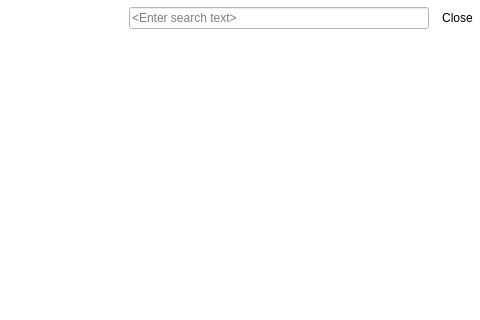
First picture: the form in Include/imtgui/CObjectCollectionViewComp.ui, repository ImagingTools/ImtCore, before the edit; both pictures show x 581 to 1061 and y 0 to 320 of the 1061 by 767 pixel window.
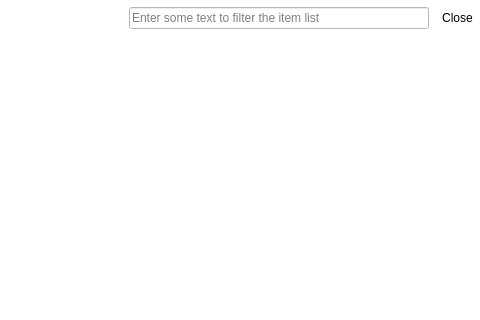
Second picture: the form after the edit. Icons and pictures are not drawn.

Commit message: Filter text corrected

```diff
--- a/Include/imtgui/CObjectCollectionViewComp.ui
+++ b/Include/imtgui/CObjectCollectionViewComp.ui
@@ -214,7 +214,7 @@
            </size>
           </property>
           <property name="placeholderText">
-           <string>&lt;Enter search text&gt;</string>
+           <string>Enter some text to filter the item list</string>
           </property>
           <property name="clearButtonEnabled">
            <bool>true</bool>
```
